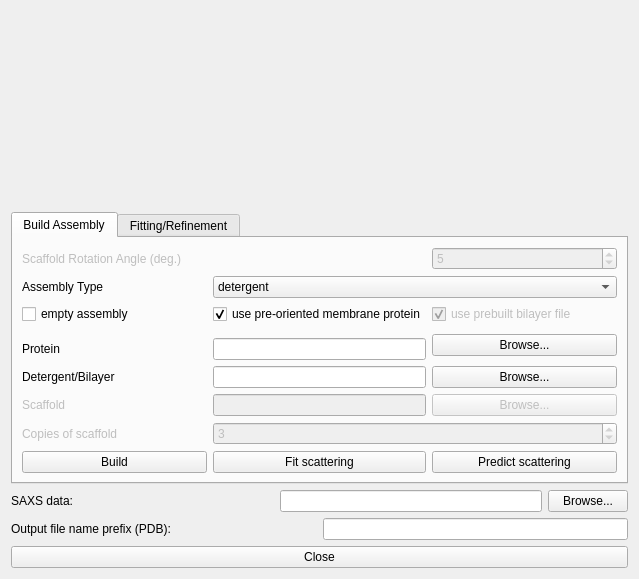
emblsaxs/MPBuilder, file widgetMPbuilder.ui: the form before one commit.
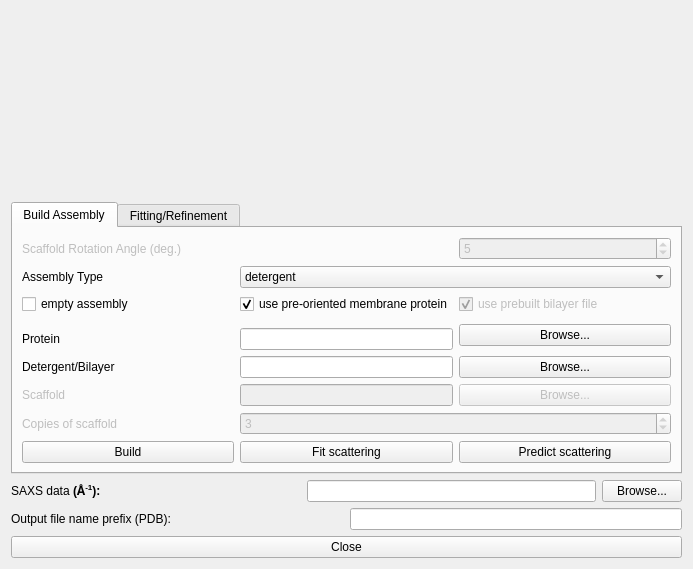
The form after the commit. Icons and pictures are not drawn.

Commit message: added units to label "SAXS data (A^-1)""

Patch:
```diff
--- a/widgetMPbuilder.ui
+++ b/widgetMPbuilder.ui
@@ -6,8 +6,8 @@
    <rect>
     <x>0</x>
     <y>0</y>
-    <width>639</width>
-    <height>579</height>
+    <width>693</width>
+    <height>569</height>
    </rect>
   </property>
   <property name="windowTitle">
@@ -58,7 +58,10 @@
         </sizepolicy>
        </property>
        <property name="text">
-        <string notr="true">SAXS data: </string>
+        <string notr="true">SAXS data &lt;html&gt;&lt;b&gt;(&amp;#8491;&lt;sup&gt;-1&lt;/sup&gt;&lt;b/&gt;&lt;html/&gt;): </string>
+       </property>
+       <property name="scaledContents">
+        <bool>true</bool>
        </property>
       </widget>
      </item>
```
